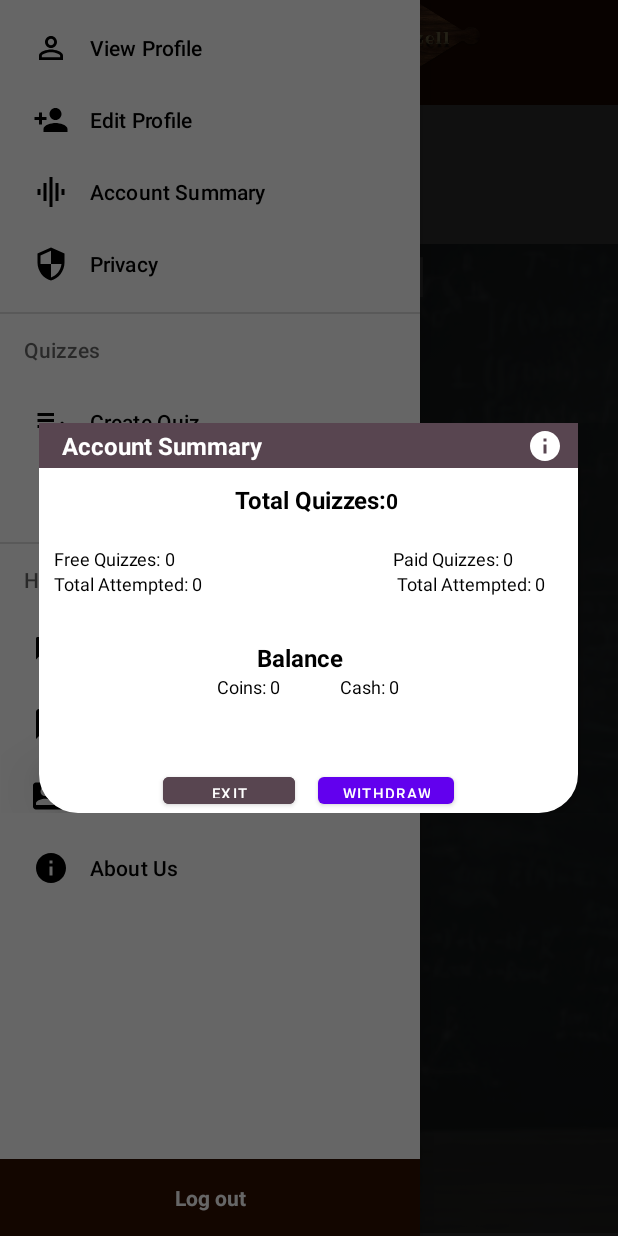
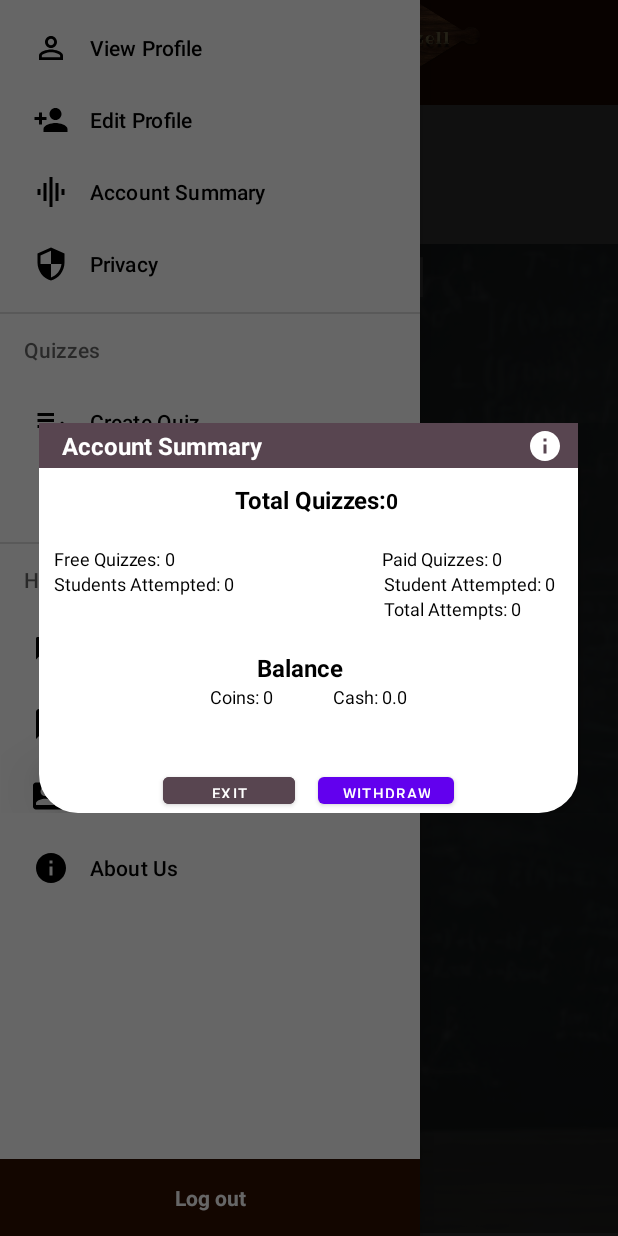
Before and after one commit to neeraj968983/QuizzellApp, an Android app: the MentorDashboard screen opened directly, with no data from a screen before it, after a tap on "Account Summary", on a phone screen of 412 x 824 dp. Run offline under Robolectric (Android 15) with nearby library versions, the phone set to English and light mode, and no system bars; Roboto replaces fonts that are not available here; 7 statements that could not run were skipped; 3 other taps on this screen came first.

Commit message:
all files

```diff
--- a/app/src/main/java/com/example/quizellapp/AccounntSummaryDatabase2.kt
+++ b/app/src/main/java/com/example/quizellapp/AccounntSummaryDatabase2.kt
@@ -68,6 +68,7 @@ class AccounntSummaryDatabase2(context: Context):SQLiteOpenHelper(context, datab
             Attempts = cursor.getInt(5)
         }
         return Attempts
+        db.close()
 
     }
     fun addAttempt(candidatename:String?,quizname:String?, attempt:Int){
@@ -79,6 +80,7 @@ class AccounntSummaryDatabase2(context: Context):SQLiteOpenHelper(context, datab
         values.put(COL6,attempt)
 
         db.update(tablename,values,selection,selectionArgs)
+        db.close()
     }
 
     fun checkCandidate(candidatename: String?, quizname:String?):Boolean{
@@ -87,5 +89,34 @@ class AccounntSummaryDatabase2(context: Context):SQLiteOpenHelper(context, datab
         val selectionArgs = arrayOf(candidatename,quizname)
         val cursor = db.query(tablename,null,selection,selectionArgs,null,null,null)
         return cursor.moveToNext()
+        db.close()
+    }
+
+    fun getData(mentorname:String?):Array<Int>{
+        var freeQuizTotalStudentAttempted:Int = 0
+        var paidQuizTotalStudentAttempted:Int = 0
+        var paidTotalAttempts:Int = 0
+        val db = this.readableDatabase
+        val selection = "$COL2 = ?"
+        val selectionArgs = arrayOf(mentorname)
+        val cursor = db.query(tablename,null,selection,selectionArgs,null,null,null)
+        while (cursor.moveToNext()){
+            freeQuizTotalStudentAttempted += cursor.getInt(3)
+            paidQuizTotalStudentAttempted += cursor.getInt(4)
+            paidTotalAttempts += cursor.getInt(5)
+        }
+        return arrayOf(freeQuizTotalStudentAttempted,paidQuizTotalStudentAttempted,paidTotalAttempts)
+        db.close()
+    }
+    fun getAttemptsByList(quizname: String?):Int{
+        var paidquizattempts:Int = 0
+        val db = this.readableDatabase
+        val selection = "$COL8 = ?"
+        val selectionArgs = arrayOf(quizname)
+        val cursor = db.query(tablename,null,selection,selectionArgs,null,null,null)
+        while (cursor.moveToNext()){
+            paidquizattempts += cursor.getInt(4)
+        }
+        return paidquizattempts
     }
 }
--- a/app/src/main/java/com/example/quizellapp/AccountSummaryDataClass.kt
+++ b/app/src/main/java/com/example/quizellapp/AccountSummaryDataClass.kt
@@ -1,3 +1,3 @@
 package com.example.quizellapp
 
-data class AccountSummaryDataClass(var mentorName:String, var quizname:String, var category:String, var quizType:String, var totalQuestions:Int, var freeQuiz:Int, var paidQuiz:Int )
+data class AccountSummaryDataClass(var userName:String, var quizname:String, var category:String, var quizType:String, var totalQuestions:Int, var freeQuiz:Int, var paidQuiz:Int, var cash:Double, var coin:Int )
--- a/app/src/main/java/com/example/quizellapp/MentorDashboard.kt
+++ b/app/src/main/java/com/example/quizellapp/MentorDashboard.kt
@@ -23,6 +23,12 @@ class MentorDashboard : AppCompatActivity() {
     private lateinit var sharedPreferences: SharedPreferences
     private lateinit var editor: SharedPreferences.Editor
     var count = 1
+
+    var data:Array<Int> = Array(3){0}
+    var data2:Array<Int> = Array(3){0}
+    lateinit var data3:cashCoin
+    var totalcash:Double = 0.0
+
     lateinit var toggle : ActionBarDrawerToggle
 
     override fun onCreate(savedInstanceState: Bundle?) {
@@ -37,12 +43,21 @@ class MentorDashboard : AppCompatActivity() {
         var logout:LinearLayout = findViewById(R.id.logout)
 
         var userextradetails:UserExtraDetails = UserExtraDetails(this)
+        var accountSummaryDatabase = AccountSummaryDatabase(this)
+        var accounntSummaryDatabase2 = AccounntSummaryDatabase2(this)
+        var cashAccounts = cashAccount(this)
 
 
         var i = intent
         var (a,b,c,d) = userextradetails.fetchData(i.getStringExtra("usernameFromLogin"))
         System.out.println("A = $a\n B = $b\n C = $c\n D = $d")
         var mentorName = (a.toString() + " " + b.toString())
+
+        data = accountSummaryDatabase.getTotalQuizList(mentorName) //Data for Account Summary
+        data2 = accounntSummaryDatabase2.getData(mentorName)
+        data3 = accountSummaryDatabase.getTotalCashCoinQuizName(i.getStringExtra("usernameFromLogin").toString())
+
+        totalcash = cashAccounts.totalCash(i.getStringExtra("usernameFromLogin").toString())
 
         toggle = ActionBarDrawerToggle(this,drawerLayout,findViewById(R.id.toolbar),R.string.open,R.string.close)
         drawerLayout.addDrawerListener(toggle)
@@ -151,6 +166,27 @@ class MentorDashboard : AppCompatActivity() {
         var exit:Button = dialog.findViewById(R.id.Exit)
         var withdraw:Button = dialog.findViewById(R.id.Withdraw)
         var info:TextView = dialog.findViewById(R.id.Information)
+        var totalfreeQuiz:TextView = dialog.findViewById(R.id.totalquizzes)
+        var totalpaidQuiz:TextView = dialog.findViewById(R.id.FreeQuizzes)
+        var totalquiz:TextView = dialog.findViewById(R.id.PaidQuizzes)
+        var freeStudentAttempts:TextView = dialog.findViewById(R.id.StudentAttempted)
+        var paidStudentAttempts:TextView = dialog.findViewById(R.id.PaidQuizzesAttempted)
+        var paidTotalAttempts:TextView = dialog.findViewById(R.id.PaidTotalAttempts)
+        var coins:TextView = dialog.findViewById(R.id.Coins)
+        var cash:TextView = dialog.findViewById(R.id.Cash)
+
+
+        totalfreeQuiz.setText(""+data[0])
+        totalpaidQuiz.setText(""+data[1])
+        totalquiz.setText(""+data[2])
+        freeStudentAttempts.setText(""+data2[0])
+        paidStudentAttempts.setText(""+data2[1])
+        paidTotalAttempts.setText(""+data2[2])
+        coins.setText(""+data2[2]*data3.coin)
+        cash.setText(""+totalcash)
+
+        System.out.println("Student = ${data2[1]} and Cash is ${data3.cash}")
+
 
         exit.setOnClickListener {
             dialog.dismiss()
--- /dev/null
+++ b/app/src/main/java/com/example/quizellapp/cashAccount.kt
@@ -0,0 +1,64 @@
+package com.example.quizellapp
+
+import android.content.ContentValues
+import android.content.Context
+import android.database.sqlite.SQLiteDatabase
+import android.database.sqlite.SQLiteOpenHelper
+
+class cashAccount(context: Context):SQLiteOpenHelper(context, databaseName,null, databaseVersion) {
+
+    private val createTable = ("create table "+ tablename+ "(" +
+            COL1 + " Text, " +
+            COL2 + " Text, " +
+            COL3 + " Real, " +
+            COL4 + " Integer, " +
+            COL5 + " Real) ")
+
+    private val dropTable = ("Drop table IF EXISTS $tablename")
+
+    companion object{
+        private val databaseName = "cashAccount"
+        private val tablename = "mentorcashdata"
+        private val databaseVersion = 1
+        private val COL1 = "Username"
+        private val COL2 = "quizname"
+        private val COL3 = "cash"
+        private val COL4 = "attempts"
+        private val COL5 = "total"
+    }
+
+    override fun onCreate(db: SQLiteDatabase?) {
+        db!!.execSQL(createTable)
+    }
+
+    override fun onUpgrade(db: SQLiteDatabase?, oldVersion: Int, newVersion: Int) {
+        db!!.execSQL(dropTable)
+
+        onCreate(db)
+    }
+
+    fun adddata(cashaccountDataClass: cashaccountDataClass){
+        val db = this.writableDatabase
+        val values = ContentValues()
+        values.put(COL1,cashaccountDataClass.username)
+        values.put(COL2,cashaccountDataClass.quizname)
+        values.put(COL3,cashaccountDataClass.cash)
+        values.put(COL4,cashaccountDataClass.attempts)
+        values.put(COL5,cashaccountDataClass.total)
+        System.out.println("data Inserted")
+
+        db.insert(tablename,null,values)
+        db.close()
+    }
+    fun totalCash(username:String):Double{
+        var cash = 0.0
+        val db = this.readableDatabase
+        val selection = "$COL1 = ?"
+        var selectionArgs = arrayOf(username)
+        var cursor = db.query(tablename,null,selection,selectionArgs,null,null,null)
+        while (cursor.moveToNext()){
+            cash += cursor.getDouble(4)
+        }
+        return cash
+    }
+}
--- /dev/null
+++ b/app/src/main/java/com/example/quizellapp/cashCoin.kt
@@ -0,0 +1,3 @@
+package com.example.quizellapp
+
+data class cashCoin(var cash:ArrayList<Double>, var coin:Int, var quizName:ArrayList<String>)
--- /dev/null
+++ b/app/src/main/java/com/example/quizellapp/cashaccountDataClass.kt
@@ -0,0 +1,3 @@
+package com.example.quizellapp
+
+data class cashaccountDataClass(var username:String?, var quizname:String, var cash:Double, var attempts:Int, var total:Double)
--- a/app/src/main/res/layout/account_summary_dialogbox.xml
+++ b/app/src/main/res/layout/account_summary_dialogbox.xml
@@ -122,7 +122,7 @@
                     android:textColor="@color/black"
                     android:layout_width="wrap_content"
                     android:layout_height="wrap_content"
-                    android:layout_marginLeft="145dp"
+                    android:layout_marginLeft="138dp"
                     />
                 <TextView
                     android:id="@+id/PaidQuizzes"
@@ -138,15 +138,15 @@
                 android:layout_height="wrap_content"
                 android:orientation="horizontal">
                 <TextView
-                    android:id="@+id/FreeQuizzesAttemptedLabel"
-                    android:text="Total Attempted: "
+                    android:id="@+id/StudentAttemptedFreeLabel"
+                    android:text="Students Attempted: "
                     android:textSize="12dp"
                     android:textColor="@color/black"
                     android:layout_width="wrap_content"
                     android:layout_height="wrap_content"
                     />
                 <TextView
-                    android:id="@+id/FreeQuizzesAttempted"
+                    android:id="@+id/StudentAttempted"
                     android:text="0"
                     android:textSize="12dp"
                     android:textColor="@color/black"
@@ -155,13 +155,13 @@
                     />
 
                 <TextView
-                    android:id="@+id/PaidQuizzesAttemptedLabel"
-                    android:text="Total Attempted: "
+                    android:id="@+id/StudentAttemptedPaidLabel"
+                    android:text="Student Attempted: "
                     android:textSize="12dp"
                     android:textColor="@color/black"
                     android:layout_width="wrap_content"
                     android:layout_height="wrap_content"
-                    android:layout_marginLeft="130dp"
+                    android:layout_marginLeft="100dp"
                     />
                 <TextView
                     android:id="@+id/PaidQuizzesAttempted"
@@ -172,10 +172,33 @@
                     android:layout_height="wrap_content"
                     />
             </LinearLayout>
+            <LinearLayout
+                android:layout_width="match_parent"
+                android:layout_height="wrap_content"
+                android:orientation="horizontal">
+
+                <TextView
+                    android:id="@+id/PaidQuizzTotalAttemptsLabel"
+                    android:text="Total Attempts: "
+                    android:textSize="12dp"
+                    android:textColor="@color/black"
+                    android:layout_width="wrap_content"
+                    android:layout_height="wrap_content"
+                    android:layout_marginLeft="220dp"
+                    />
+                <TextView
+                    android:id="@+id/PaidTotalAttempts"
+                    android:text="0"
+                    android:textSize="12dp"
+                    android:textColor="@color/black"
+                    android:layout_width="wrap_content"
+                    android:layout_height="wrap_content"
+                    />
+            </LinearLayout>
 
             <LinearLayout
                 android:layout_width="match_parent"
-                android:layout_height="30dp"/>
+                android:layout_height="20dp"/>
 
             <LinearLayout
                 android:layout_width="match_parent"
--- a/app/src/main/res/layout/infopage_account_summary.xml
+++ b/app/src/main/res/layout/infopage_account_summary.xml
@@ -63,7 +63,7 @@
                 android:orientation="horizontal">
                 <TextView
                     android:id="@+id/CashRule"
-                    android:text="- Cash: Total question in quiz * quiz category price"
+                    android:text="- Cash: Total question in quiz * quiz category price (default:1)"
                     android:textSize="10dp"
                     android:textColor="@color/black"
                     android:layout_width="wrap_content"
```
Also changed, not shown: app/src/main/java/com/example/quizellapp/AccountSummaryDatabase.kt (+46 -4 lines), app/src/main/java/com/example/quizellapp/QuizCreationInfo.kt (+76 -2 lines).
